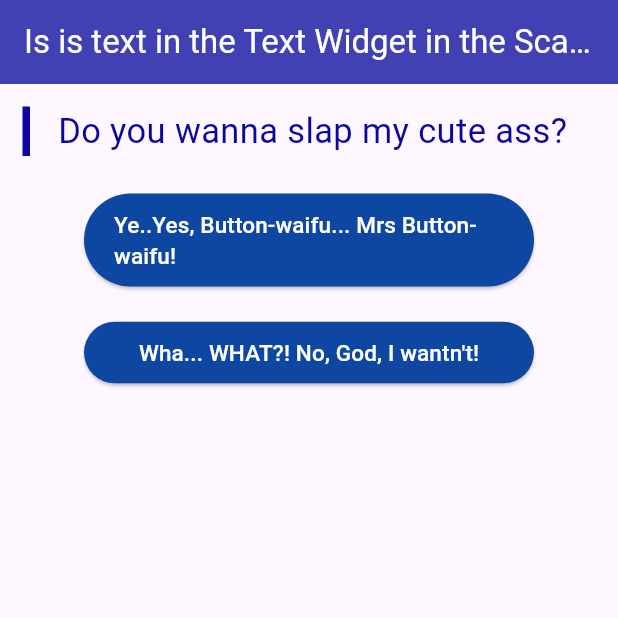
After one commit to Lamafout/quiz-app-from-course-flutter, a Flutter app: the screen it shows after launch, on a phone screen of 412 x 824 dp, the top half of it. The commit adds this screen. Run offline on Flutter 3.47's test engine with Material 3 defaults, Android fonts, the phone set to English and light mode, and no system bars.

Commit message:
Now Quiz is an other Widget

```diff
--- a/lib/main.dart
+++ b/lib/main.dart
@@ -1,7 +1,6 @@
 import 'package:flutter/material.dart';
 
-import './question.dart';
-import './answer.dart';
+import './quiz.dart';
 
 void main(){
   runApp(MyApp());
@@ -17,7 +16,7 @@ class MyApp extends StatefulWidget{
 class _MyAppState extends State<MyApp>{
   var _questionIndex = 0;
 
-  static const questionsList = [
+  static const _questionsList = [
     {
       'questionText': 'Do you wanna slap my cute ass?',
       'answers': ['Ye..Yes, Button-waifu... Mrs Button-waifu!', 'Wha... WHAT?! No, God, I wantn\'t!']
@@ -41,21 +40,15 @@ class _MyAppState extends State<MyApp>{
   @override
   Widget build(BuildContext context){
 
-    return MaterialApp(home: Scaffold(
+    return MaterialApp(
+      home: Scaffold(
       appBar: AppBar(
         title: Text('Is is text in the Text Widget in the Scaffold Widget in the MaterialApp Widget LOL',
           style: TextStyle(
             color: Colors.white)),
         backgroundColor: Color.fromRGBO(65, 65, 179, 1),),
-      body: (_questionIndex < questionsList.length)? Column(
-        children: <Widget>[
-          Question(questionsList[_questionIndex]['questionText']),
-
-          ...(questionsList[_questionIndex]['answers'] as List<String>).map((answer)  {
-            return Answer(answer, _answerQuestion);
-          }).toList()
-
-        ],) : const Center(child: Text('Thx for your dirty answers, boy!'),),
+      body: (_questionIndex < _questionsList.length)? Quiz(_questionsList, _questionIndex, _answerQuestion)
+      : const Center(child: Text('Thx for your dirty answers, boy!'),),
     ),);
   }
 }
--- /dev/null
+++ b/lib/quiz.dart
@@ -0,0 +1,25 @@
+import 'package:flutter/material.dart';
+
+import './answer.dart';
+import './question.dart';
+
+class Quiz extends StatelessWidget {
+
+  final List<Map<String, Object>> _questionsList;
+  final int _questionIndex;
+  final VoidCallback _answerQuestion;
+  Quiz(this._questionsList, this._questionIndex, this._answerQuestion);
+
+  @override
+  Widget build(BuildContext context) {
+    return Column(
+        children: <Widget>[
+          Question(_questionsList[_questionIndex]['questionText']),
+
+          ...(_questionsList[_questionIndex]['answers'] as List<String>).map((answer)  {
+            return Answer(answer, _answerQuestion);
+          }).toList()
+
+        ],);
+  }
+}
```
